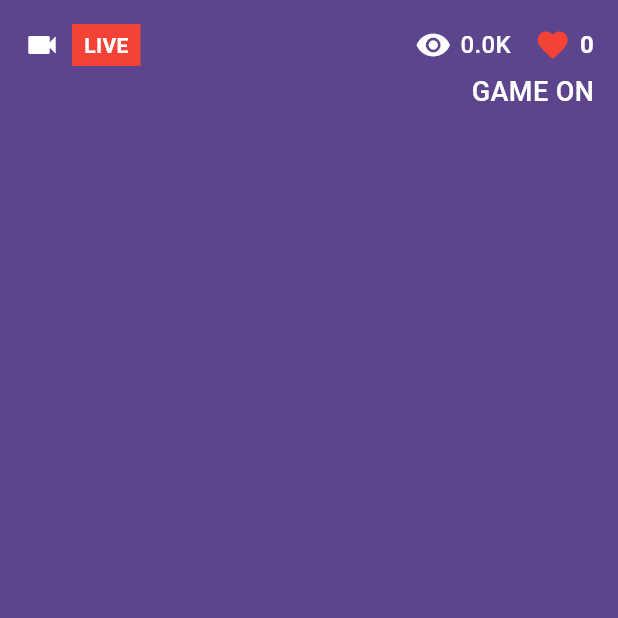
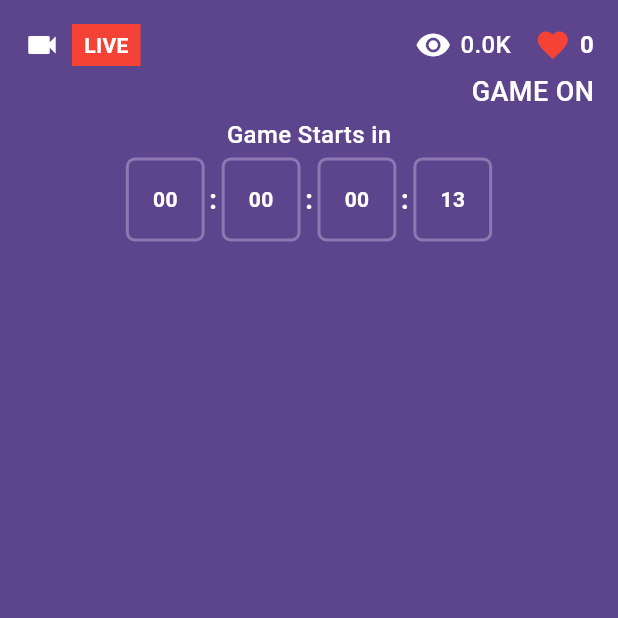
Before and after one commit to manil-123/quiz_practice, a Flutter app: the screen it shows after launch, on a phone screen of 412 x 824 dp, the top half of it. Run offline on Flutter 3.47's test engine with Material 2 defaults, Android fonts, the phone set to English and light mode, and no system bars; our stand-ins replace flutter_bloc, freezed_annotation, get_it, injectable, shared_preferences, slide_countdown.

Commit message:
animated countdown timer

```diff
--- a/lib/screens/game_screen.dart
+++ b/lib/screens/game_screen.dart
@@ -1,5 +1,6 @@
 import 'package:flutter/material.dart';
 import 'package:quiz_practice/constants/colors.dart';
+import 'package:quiz_practice/widgets/game_countdown_timer.dart';
 import 'package:quiz_practice/widgets/game_header.dart';
 import 'package:quiz_practice/widgets/game_status.dart';
 
@@ -28,6 +29,13 @@ class _GameScreenState extends State<GameScreen> {
               GameStatus(
                 status: 0,
               ),
+              SizedBox(
+                height: 4.0,
+              ),
+              Align(
+                alignment: Alignment.center,
+                child: GameCountDownTimer(),
+              ),
             ],
           ),
         ),
--- /dev/null
+++ b/lib/widgets/game_countdown_timer.dart
@@ -0,0 +1,94 @@
+import 'dart:async';
+import 'package:flutter/material.dart';
+import 'package:quiz_practice/constants/colors.dart';
+import 'package:slide_countdown/slide_countdown.dart';
+
+class GameCountDownTimer extends StatefulWidget {
+  const GameCountDownTimer({super.key});
+
+  @override
+  State<GameCountDownTimer> createState() => _GameCountDownTimerState();
+}
+
+class _GameCountDownTimerState extends State<GameCountDownTimer> {
+  int _seconds = 20;
+  bool _isVisible = true;
+
+  @override
+  void initState() {
+    super.initState();
+    _startTimer();
+  }
+
+  void _startTimer() {
+    Timer.periodic(const Duration(seconds: 1), (timer) {
+      setState(() {
+        if (_seconds != 0) {
+          _seconds--;
+        }
+      });
+    });
+    Timer.periodic(const Duration(milliseconds: 300), (timer) {
+      setState(() {
+        if (_seconds < 6 && _seconds != 0) {
+          _isVisible = !_isVisible; // Toggle visibility every second
+        }
+      });
+    });
+  }
+
+  @override
+  Widget build(BuildContext context) {
+    return Column(
+      children: [
+        Visibility(
+          visible: _seconds != 0,
+          child: Column(
+            children: [
+              const Text(
+                'Game Starts in',
+                style: TextStyle(
+                  color: Colors.white,
+                  fontSize: 16,
+                  fontWeight: FontWeight.w500,
+                ),
+              ),
+              const SizedBox(
+                height: 4.0,
+              ),
+              AnimatedBuilder(
+                animation: _isVisible
+                    ? const AlwaysStoppedAnimation(1.0)
+                    : const AlwaysStoppedAnimation(0.0),
+                builder: (context, child) {
+                  return Opacity(
+                    opacity: _isVisible ? 1.0 : 0.0,
+                    child: SlideCountdownSeparated(
+                      duration: Duration(seconds: _seconds),
+                      height: 40,
+                      width: 40,
+                      separatorStyle: const TextStyle(
+                        color: Colors.white,
+                        fontSize: 18,
+                        fontWeight: FontWeight.w600,
+                      ),
+                      padding: const EdgeInsets.all(16.0),
+                      decoration: BoxDecoration(
+                        border: Border.all(
+                          width: 2,
+                          color: AppColors.lightCircleColor,
+                        ),
+                        borderRadius: BorderRadius.circular(6.0),
+                      ),
+                      showZeroValue: true,
+                    ),
+                  );
+                },
+              ),
+            ],
+          ),
+        ),
+      ],
+    );
+  }
+}
--- a/pubspec.yaml
+++ b/pubspec.yaml
@@ -40,6 +40,7 @@ dependencies:
   get_it: ^7.6.4
   injectable: ^2.3.0
   shared_preferences: ^2.2.1
+  slide_countdown: ^0.6.0
 
 dev_dependencies:
   flutter_test:
```
Also changed, not shown: pubspec.lock.
